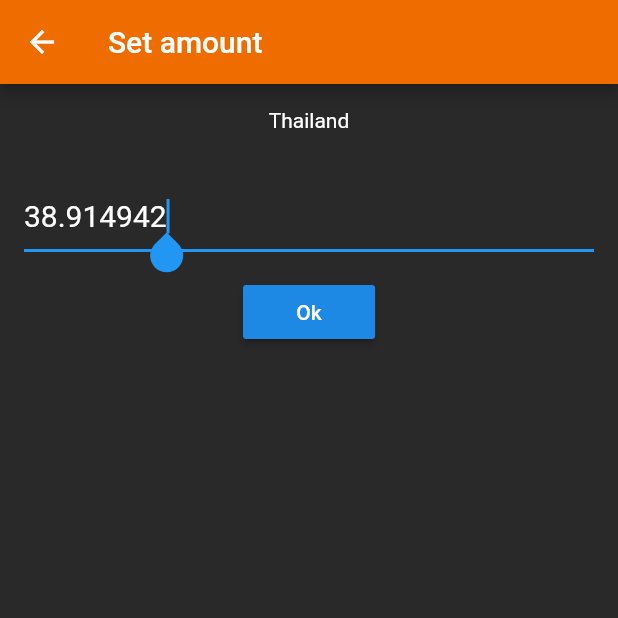
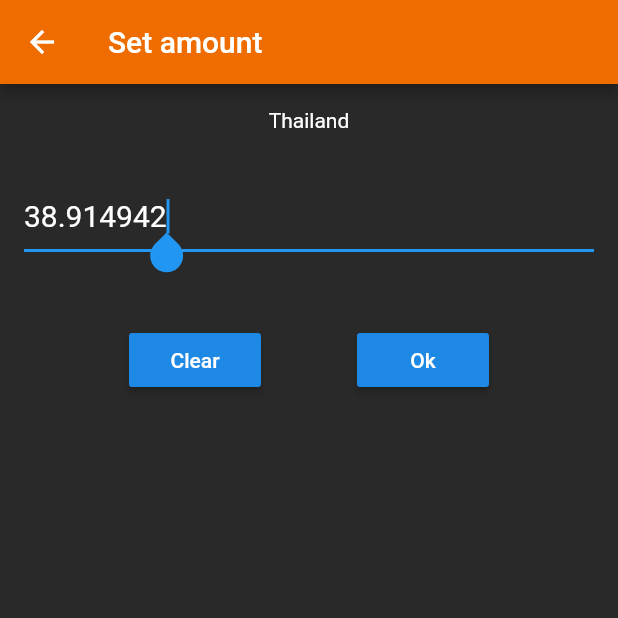
Before and after one commit to kris-el/valutex, a Flutter app: the screen it shows after launch, after a tap on "Thailand", on a phone screen of 412 x 824 dp, the top half of it. Run offline on Flutter 3.47's test engine with Material 2 defaults, Android fonts, the phone set to English and light mode, and no system bars; network calls fail.

Commit message:
add clear button to amount screen

```diff
--- a/todo.txt
+++ b/todo.txt
@@ -3,5 +3,6 @@ Currency display based on 3/4 significant digits
 - get in digits
 
 Refine input amount screen
+- Add flag country and currency
 
 Sort listview items, feature
--- a/valutex_vibe/lib/amount_screen.dart
+++ b/valutex_vibe/lib/amount_screen.dart
@@ -78,11 +78,30 @@ class _AmountScreenState extends State<AmountScreen> {
               onChanged: _updateAmoutValue,
             ),
           ),
-          RaisedButton(
-            child: Text('Ok'),
-            onPressed: () {
-              Navigator.pop(context, amountValue);
-            },
+          Container(
+            color: Colors.transparent,
+            child: Row(
+                mainAxisAlignment: MainAxisAlignment.center,
+                children: <Widget>[
+                  Padding(
+                    padding: EdgeInsets.all(32.0),
+                    child: RaisedButton(
+                      child: Text('Clear'),
+                      onPressed: () {
+                        _controller.clear();
+                      },
+                    ),
+                  ),
+                  Padding(
+                    padding: EdgeInsets.all(32.0),
+                    child: RaisedButton(
+                      child: Text('Ok'),
+                      onPressed: () {
+                        Navigator.pop(context, amountValue);
+                      },
+                    ),
+                  ),
+                ]),
           ),
         ],
       ),
```
